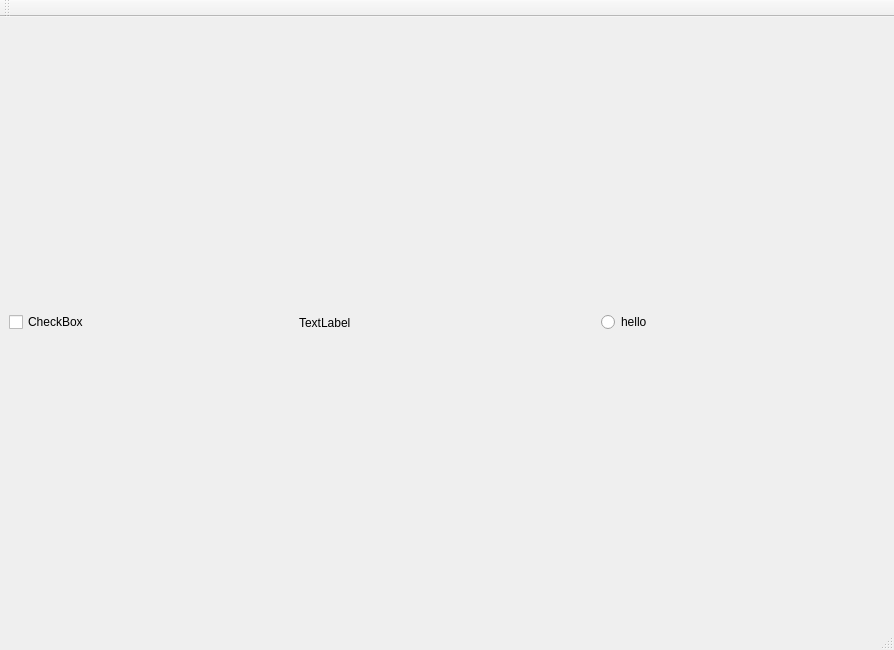
First picture: the form in DESIGN.ui, repository andres-fr/qt-opencv-cpp, before the edit.
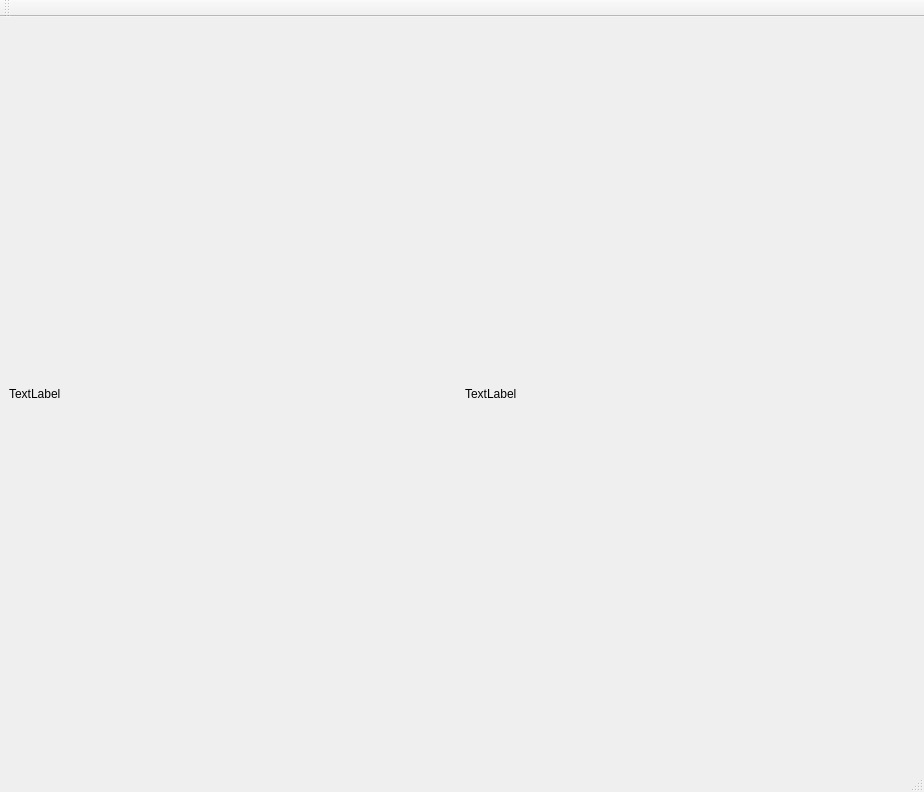
Second picture: the form after the edit.

Commit message: implemented image rescaling, preserving W-H ratio

Patch:
```diff
--- a/DESIGN.ui
+++ b/DESIGN.ui
@@ -6,8 +6,8 @@
    <rect>
     <x>0</x>
     <y>0</y>
-    <width>894</width>
-    <height>650</height>
+    <width>924</width>
+    <height>792</height>
    </rect>
   </property>
   <property name="minimumSize">
@@ -23,48 +23,17 @@
    <layout class="QGridLayout" name="gridLayout">
     <item row="0" column="0">
      <layout class="QHBoxLayout" name="horizontalLayout">
-      <item>
-       <widget class="QCheckBox" name="checkBox">
-        <property name="minimumSize">
-         <size>
-          <width>284</width>
-          <height>26</height>
-         </size>
-        </property>
-        <property name="text">
-         <string>CheckBox</string>
-        </property>
-       </widget>
-      </item>
       <item>
        <widget class="QLabel" name="label">
-        <property name="minimumSize">
-         <size>
-          <width>352</width>
-          <height>287</height>
-         </size>
-        </property>
-        <property name="maximumSize">
-         <size>
-          <width>283</width>
-          <height>16777215</height>
-         </size>
-        </property>
         <property name="text">
          <string>TextLabel</string>
         </property>
        </widget>
       </item>
       <item>
-       <widget class="QRadioButton" name="radioButton">
-        <property name="minimumSize">
-         <size>
-          <width>284</width>
-          <height>26</height>
-         </size>
-        </property>
+       <widget class="QLabel" name="label_2">
         <property name="text">
-         <string>hello</string>
+         <string>TextLabel</string>
         </property>
        </widget>
       </item>
```
Left out of the diff: 2 changed lines with no effect on the pictures. The commit also changes 2 other files.
